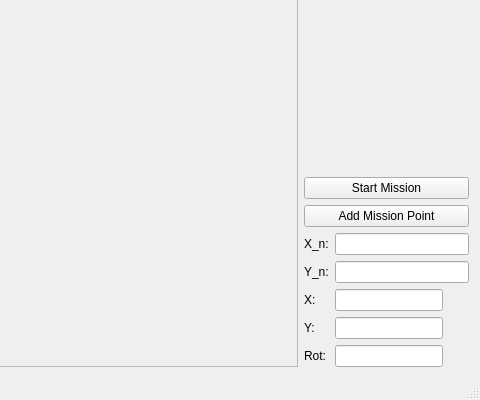
Before: the Qt Designer form demoRMR/mainwindow.ui in Samwise101/Control-of-Mobile-Robots, drawn with Qt 5; both pictures show x 313 to 793 and y 251 to 651 of the 793 by 651 pixel window.
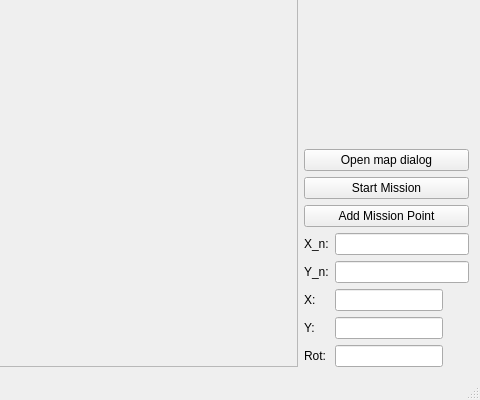
After: the same form once the commit is applied.

```diff
--- a/demoRMR/mainwindow.ui
+++ b/demoRMR/mainwindow.ui
@@ -217,6 +217,13 @@
         </property>
        </spacer>
       </item>
+      <item>
+       <widget class="QPushButton" name="pushButton_10">
+        <property name="text">
+         <string>Open map dialog</string>
+        </property>
+       </widget>
+      </item>
       <item>
        <widget class="QPushButton" name="startMissionButton">
         <property name="text">
```
